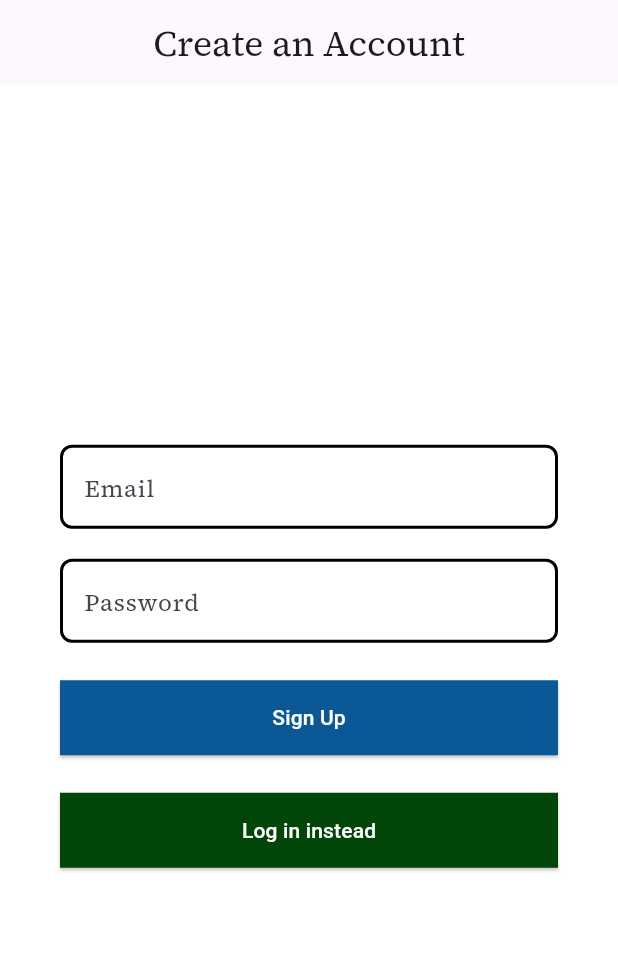
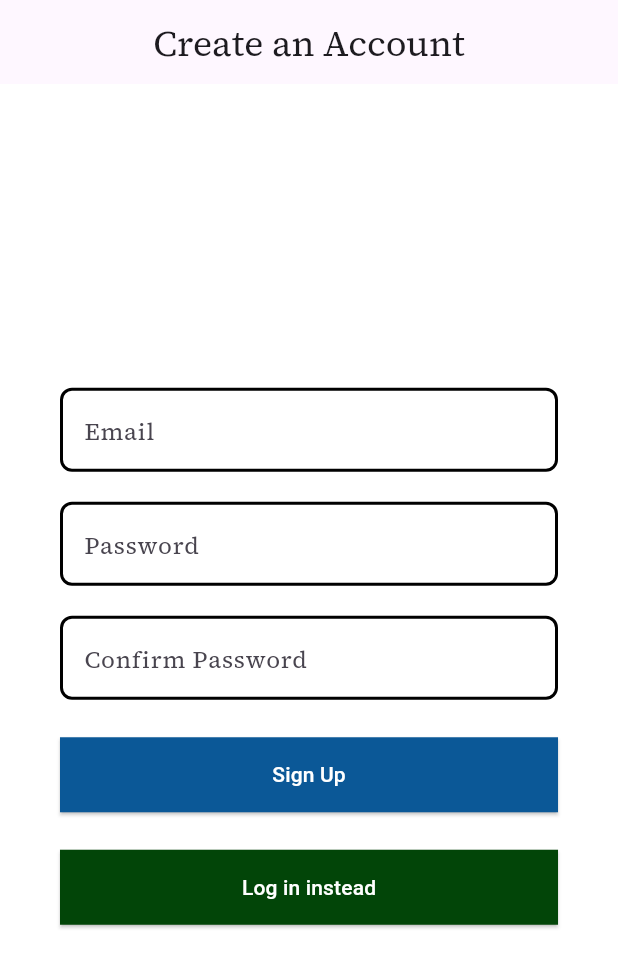
Before and after one commit to samc5/expertify, a Flutter app: the screen it shows after launch, after a tap on "Sign Up Instead", on a phone screen of 412 x 824 dp. Shown: the top 968 px of the screen. Run offline on Flutter 3.47's test engine with Material 3 defaults, Android fonts, the phone set to English and light mode, and no system bars; our stand-ins replace flutter_secure_storage, flutter_spinkit, flutter_swipe_action_cell, flutter_widget_from_html, google_fonts, graphql_flutter; missing offline and left inert: universal_html; network calls fail.

Commit message:
added login and signup button feedback (color change), confirm password box, and began work on automatically logging in if token is still in browser. Not sure yet if token expiration means anything

```diff
--- a/flutter_app/lib/article_list.dart
+++ b/flutter_app/lib/article_list.dart
@@ -95,7 +95,7 @@ class _ArticleListState extends State<Article_List> {
   Future<void> _fetchToken() async {
     try {
       if (kIsWeb) {
-        token = getWebToken();
+        token = await getWebToken();
       } else {
         token = await getToken();
       }
--- a/flutter_app/lib/articles.dart
+++ b/flutter_app/lib/articles.dart
@@ -56,7 +56,7 @@ class _ArticlesWidgetState extends State<ArticlesWidget> {
   Future<void> _fetchToken() async {
     try {
       if (kIsWeb) {
-        token = getWebToken();
+        token = await getWebToken();
       } else {
         token = await getToken();
       }
--- a/flutter_app/lib/blog_screen.dart
+++ b/flutter_app/lib/blog_screen.dart
@@ -70,7 +70,7 @@ class _PubArticlesWidgetState extends State<PubArticlesWidget> {
   Future<void> _fetchToken() async {
     try {
       if (kIsWeb) {
-        token = getWebToken();
+        token = await getWebToken();
       } else {
         token = await getToken();
       }
--- a/flutter_app/lib/bookmarks_screen.dart
+++ b/flutter_app/lib/bookmarks_screen.dart
@@ -54,7 +54,7 @@ class _BookmarksWidgetState extends State<BookmarksWidget> {
   Future<void> _fetchToken() async {
     try {
       if (kIsWeb) {
-        token = getWebToken();
+        token = await getWebToken();
       } else {
         token = await getToken();
       }
--- a/flutter_app/lib/category_screen.dart
+++ b/flutter_app/lib/category_screen.dart
@@ -44,7 +44,7 @@ class _CategoryArticlesWidgetState extends State<CategoryArticlesWidget> {
   Future<void> _fetchToken() async {
     try {
       if (kIsWeb) {
-        token = getWebToken();
+        token = await getWebToken();
       } else {
         token = await getToken();
       }
--- a/flutter_app/lib/login_screen.dart
+++ b/flutter_app/lib/login_screen.dart
@@ -47,13 +47,18 @@ class LoginFormState extends State<LoginForm> {
   final _formKey = GlobalKey<FormState>();
   final emailValue = TextEditingController();
   final passwordValue = TextEditingController();
-
+  String? token;
+  bool isPressed = false;
   @override
   void dispose() {
     // Clean up the controller when the widget is disposed.
     emailValue.dispose();
     passwordValue.dispose();
     super.dispose();
+  }
+
+  void initState() {
+    _fetchToken();
   }
 
   Future<String> submitForm(BuildContext context) async {
@@ -135,9 +140,49 @@ class LoginFormState extends State<LoginForm> {
     }
   }
 
+  Future<void> _fetchToken() async {
+    try {
+      if (kIsWeb) {
+        final _token = await getWebToken();
+        setState(() {
+          token = _token;
+        });
+      } else {
+        final _token = await getToken();
+        setState(() {
+          token = _token;
+        });
+      }
+      if (token != null) {
+        print('token: ' + token.toString());
+        _navigateToHome();
+      }
+    } catch (e) {
+      print("Error fetching token: $e");
+      // Handle error appropriately, like showing an error message
+    }
+    // setState(() {}); // Trigger a rebuild after token is fetched
+  }
+
+  void _navigateToHome() {
+    Navigator.push(
+        context,
+        MaterialPageRoute(
+            builder: (context) => BottomNavigationBarController()));
+  }
+
   @override
   Widget build(BuildContext context) {
     // Build a Form widget using the _formKey created above.
+    //_fetchToken();
+    // if (token != null) {
+    //   Future.delayed(Duration(milliseconds: 1), () {
+    //     Navigator.push(
+    //         context,
+    //         MaterialPageRoute(
+    //             builder: (context) => BottomNavigationBarController()));
+    //   });
+    // }
     return Padding(
       padding:
           const EdgeInsets.only(top: 100, bottom: 100, right: 20, left: 20),
@@ -176,12 +221,24 @@ class LoginFormState extends State<LoginForm> {
                       height: 50,
                       child: ElevatedButton(
                         onPressed: () {
-                          print("login button pressed");
+                          setState(() {
+                            isPressed = true;
+                          });
+                          //print("login button pressed");
+
                           login();
+                          Future.delayed(Duration(milliseconds: 800), () {
+                            setState(() {
+                              isPressed = false;
+                            });
+                          });
                         },
                         style: ButtonStyle(
-                          backgroundColor: MaterialStateProperty.all<Color>(
-                              Color.fromARGB(255, 11, 88, 151)),
+                          backgroundColor: isPressed
+                              ? MaterialStateProperty.all<Color>(
+                                  Color.fromARGB(255, 119, 167, 206))
+                              : MaterialStateProperty.all<Color>(
+                                  Color.fromARGB(255, 11, 88, 151)),
                           shape:
                               MaterialStateProperty.all<RoundedRectangleBorder>(
                             RoundedRectangleBorder(
--- a/flutter_app/lib/main.dart
+++ b/flutter_app/lib/main.dart
@@ -58,7 +58,7 @@ class MyApp extends StatelessWidget {
             primarySwatch: Colors.cyan,
             scaffoldBackgroundColor: Colors.white,
             textTheme: TextTheme(
-              //bodySmall: GoogleFonts.sourceSerif4(fontSize: 11),
+              bodySmall: GoogleFonts.sourceSerif4(fontSize: 12),
               bodyMedium: GoogleFonts.sourceSerif4(fontSize: 14),
               bodyLarge: GoogleFonts.sourceSerif4(fontSize: 16),
               displayLarge: GoogleFonts.sourceSerif4(fontSize: 16),
--- a/flutter_app/lib/settings.dart
+++ b/flutter_app/lib/settings.dart
@@ -54,12 +54,13 @@ class SettingsFormState extends State<SettingsForm> {
         child: Center(
           child: ElevatedButton(
               child: Text("Log Out"),
-              onPressed: () {
+              onPressed: () async {
                 if (kIsWeb) {
                   deleteWebToken();
                 } else {
-                  deleteToken();
+                  await deleteToken();
                 }
+                Navigator.pop(context);
                 Navigator.push(context,
                     MaterialPageRoute(builder: (context) => LoginScreen()));
               }),
--- a/flutter_app/lib/signup_screen.dart
+++ b/flutter_app/lib/signup_screen.dart
@@ -47,6 +47,8 @@ class SignUpFormState extends State<SignUpForm> {
   final _formKey = GlobalKey<FormState>();
   final emailValue = TextEditingController();
   final passwordValue = TextEditingController();
+  final confirmPasswordValue = TextEditingController();
+  bool isPressed = false;
 
   @override
   void dispose() {
@@ -66,7 +68,7 @@ class SignUpFormState extends State<SignUpForm> {
     } else {
       if (Platform.isAndroid) {
         url = Uri.parse(
-            'http://10.0.2.2:5000/signup'); // URL for Android emulator
+            'https://samcowan.net/signup'); // URL for Android emulator
       } else if (Platform.isWindows) {
         url = Uri.parse('https://samcowan.net/signup'); // URL for Windows app
       }
@@ -101,7 +103,8 @@ class SignUpFormState extends State<SignUpForm> {
   }
 
   void signup() async {
-    if (_formKey.currentState!.validate()) {
+    if (_formKey.currentState!.validate() &&
+        confirmPasswordValue.text == passwordValue.text) {
       // Process form data
       final emailRegex = RegExp(r'^[\w-\.]+@([\w-]+\.)+[\w-]{2,4}$');
       if (!emailRegex.hasMatch(emailValue.text)) {
@@ -148,6 +151,13 @@ class SignUpFormState extends State<SignUpForm> {
                   builder: (context) => BottomNavigationBarController()));
         }
       }
+    } else if (confirmPasswordValue.text != passwordValue.text) {
+      ScaffoldMessenger.of(context).showSnackBar(
+        SnackBar(
+          content: Text('Passwords do not match'),
+          duration: Duration(seconds: 2), // Adjust as needed
+        ),
+      );
     }
   }
 
@@ -185,15 +195,41 @@ class SignUpFormState extends State<SignUpForm> {
                         formLabel: "Password",
                         password: true,
                         onFieldSubmitted: signup),
+                    SizedBox(
+                        height:
+                            20), // Add space between text field and other widgets
+                    LogFormField(
+                        textValue: confirmPasswordValue,
+                        formLabel: "Confirm Password",
+                        password: true,
+                        onFieldSubmitted: signup),
                     Padding(padding: EdgeInsets.only(bottom: 25)),
                     SizedBox(
                       width: double.infinity,
                       height: 50,
                       child: ElevatedButton(
-                        onPressed: signup,
+                        onHover: (isHover) {
+                          isPressed = true;
+                        },
+                        onPressed: () {
+                          setState(() {
+                            isPressed = true;
+                          });
+                          //print("login button pressed");
+
+                          signup();
+                          Future.delayed(Duration(milliseconds: 800), () {
+                            setState(() {
+                              isPressed = false;
+                            });
+                          });
+                        },
                         style: ButtonStyle(
-                          backgroundColor: MaterialStateProperty.all<Color>(
-                              Color.fromARGB(255, 11, 88, 151)),
+                          backgroundColor: isPressed
+                              ? MaterialStateProperty.all<Color>(
+                                  Color.fromARGB(255, 119, 167, 206))
+                              : MaterialStateProperty.all<Color>(
+                                  Color.fromARGB(255, 11, 88, 151)),
                           shape:
                               MaterialStateProperty.all<RoundedRectangleBorder>(
                             RoundedRectangleBorder(
--- a/flutter_app/lib/token_operations.dart
+++ b/flutter_app/lib/token_operations.dart
@@ -7,8 +7,8 @@ void storeWebToken(String token) {
   html.window.localStorage['jwt_token'] = token;
 }
 
-String? getWebToken() {
-  return html.window.localStorage['jwt_token'];
+Future<String?> getWebToken() async {
+  return await html.window.localStorage['jwt_token'];
 }
 
 void deleteWebToken() {
```
